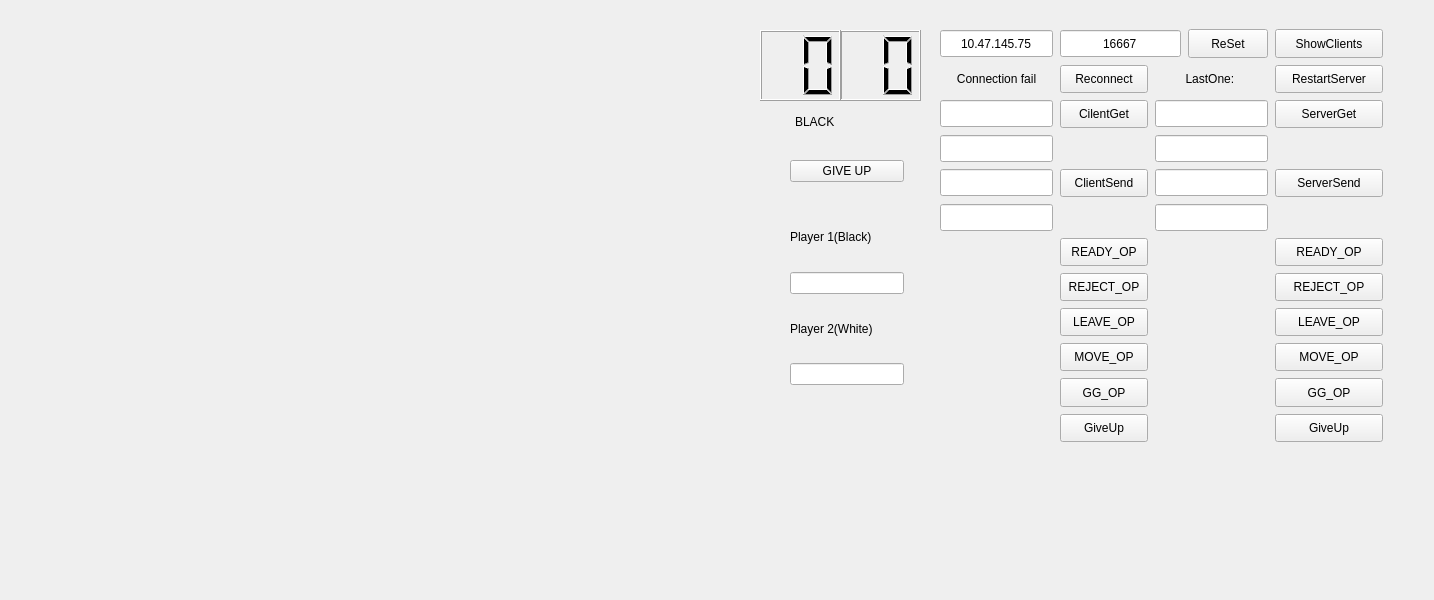
Qt form stage2-1-1/widget.ui (Liyh04/2205) before a commit.
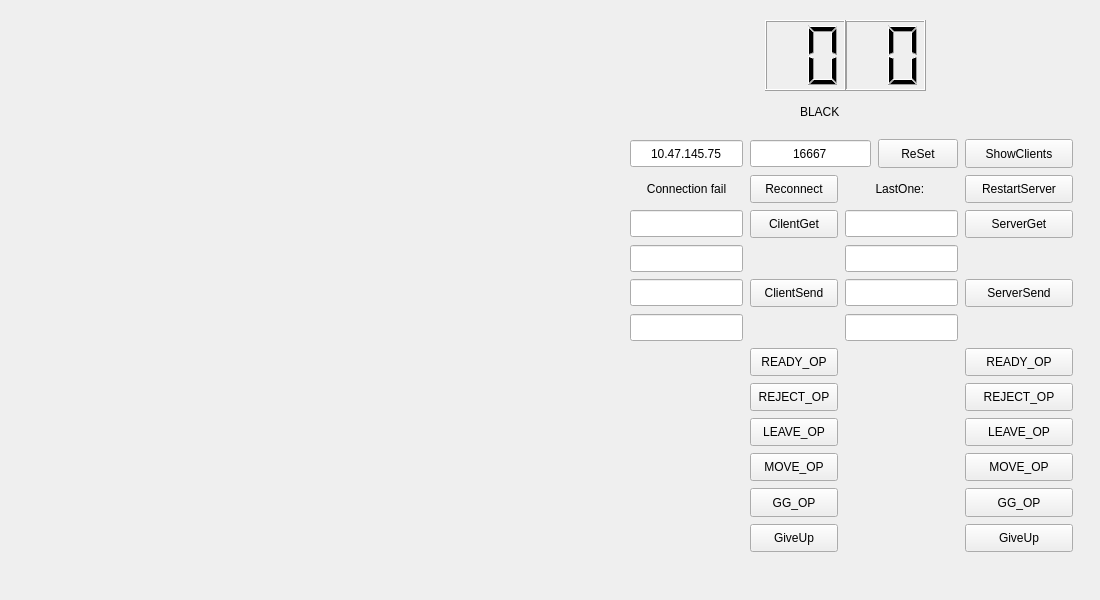
The same form after that commit.

The edit to the form file:
```diff
--- a/stage2-1-1/widget.ui
+++ b/stage2-1-1/widget.ui
@@ -6,7 +6,7 @@
    <rect>
     <x>0</x>
     <y>0</y>
-    <width>1434</width>
+    <width>1100</width>
     <height>600</height>
    </rect>
   </property>
@@ -16,8 +16,8 @@
   <widget class="QLCDNumber" name="lcd_sec">
    <property name="geometry">
     <rect>
-     <x>840</x>
-     <y>30</y>
+     <x>845</x>
+     <y>20</y>
      <width>81</width>
      <height>71</height>
     </rect>
@@ -32,8 +32,8 @@
   <widget class="QLCDNumber" name="lcd_min">
    <property name="geometry">
     <rect>
-     <x>760</x>
-     <y>30</y>
+     <x>765</x>
+     <y>20</y>
      <width>81</width>
      <height>71</height>
     </rect>
@@ -45,100 +45,11 @@
     <number>0</number>
    </property>
   </widget>
-  <widget class="QWidget" name="layoutWidget">
-   <property name="enabled">
-    <bool>true</bool>
-   </property>
-   <property name="geometry">
-    <rect>
-     <x>790</x>
-     <y>140</y>
-     <width>114</width>
-     <height>245</height>
-    </rect>
-   </property>
-   <layout class="QVBoxLayout" name="verticalLayout_2">
-    <item>
-     <layout class="QVBoxLayout" name="verticalLayout">
-      <item>
-       <spacer name="horizontalSpacer_2">
-        <property name="orientation">
-         <enum>Qt::Horizontal</enum>
-        </property>
-        <property name="sizeHint" stdset="0">
-         <size>
-          <width>40</width>
-          <height>20</height>
-         </size>
-        </property>
-       </spacer>
-      </item>
-      <item>
-       <widget class="QPushButton" name="pushButton">
-        <property name="enabled">
-         <bool>true</bool>
-        </property>
-        <property name="text">
-         <string>GIVE UP</string>
-        </property>
-       </widget>
-      </item>
-      <item>
-       <spacer name="horizontalSpacer">
-        <property name="orientation">
-         <enum>Qt::Horizontal</enum>
-        </property>
-        <property name="sizeHint" stdset="0">
-         <size>
-          <width>40</width>
-          <height>20</height>
-         </size>
-        </property>
-       </spacer>
-      </item>
-     </layout>
-    </item>
-    <item>
-     <widget class="QLabel" name="label">
-      <property name="enabled">
-       <bool>true</bool>
-      </property>
-      <property name="text">
-       <string>Player 1(Black)</string>
-      </property>
-     </widget>
-    </item>
-    <item>
-     <widget class="QLineEdit" name="lineEdit_2">
-      <property name="enabled">
-       <bool>true</bool>
-      </property>
-     </widget>
-    </item>
-    <item>
-     <widget class="QLabel" name="label_2">
-      <property name="enabled">
-       <bool>true</bool>
-      </property>
-      <property name="text">
-       <string>Player 2(White)</string>
-      </property>
-     </widget>
-    </item>
-    <item>
-     <widget class="QLineEdit" name="lineEdit">
-      <property name="enabled">
-       <bool>true</bool>
-      </property>
-     </widget>
-    </item>
-   </layout>
-  </widget>
   <widget class="QLabel" name="label_3">
    <property name="geometry">
     <rect>
-     <x>795</x>
-     <y>110</y>
+     <x>800</x>
+     <y>100</y>
      <width>111</width>
      <height>23</height>
     </rect>
@@ -153,8 +64,8 @@
   <widget class="QLabel" name="lastOneLabel">
    <property name="geometry">
     <rect>
-     <x>1155</x>
-     <y>65</y>
+     <x>845</x>
+     <y>175</y>
      <width>113</width>
      <height>28</height>
     </rect>
@@ -169,8 +80,8 @@
   <widget class="QLineEdit" name="IPEdit">
    <property name="geometry">
     <rect>
-     <x>940</x>
-     <y>30</y>
+     <x>630</x>
+     <y>140</y>
      <width>113</width>
      <height>27</height>
     </rect>
@@ -185,8 +96,8 @@
   <widget class="QPushButton" name="reConnectButton">
    <property name="geometry">
     <rect>
-     <x>1060</x>
-     <y>65</y>
+     <x>750</x>
+     <y>175</y>
      <width>88</width>
      <height>28</height>
     </rect>
@@ -198,8 +109,8 @@
   <widget class="QPushButton" name="SREJECT_OP">
    <property name="geometry">
     <rect>
-     <x>1275</x>
-     <y>273</y>
+     <x>965</x>
+     <y>383</y>
      <width>108</width>
      <height>28</height>
     </rect>
@@ -211,8 +122,8 @@
   <widget class="QLineEdit" name="serverGetEdit">
    <property name="geometry">
     <rect>
-     <x>1155</x>
-     <y>100</y>
+     <x>845</x>
+     <y>210</y>
      <width>113</width>
      <height>27</height>
     </rect>
@@ -224,8 +135,8 @@
   <widget class="QPushButton" name="SLEAVE_OP">
    <property name="geometry">
     <rect>
-     <x>1275</x>
-     <y>308</y>
+     <x>965</x>
+     <y>418</y>
      <width>108</width>
      <height>28</height>
     </rect>
@@ -237,8 +148,8 @@
   <widget class="QPushButton" name="getButton_1">
    <property name="geometry">
     <rect>
-     <x>1060</x>
-     <y>100</y>
+     <x>750</x>
+     <y>210</y>
      <width>88</width>
      <height>28</height>
     </rect>
@@ -250,8 +161,8 @@
   <widget class="QPushButton" name="SMOVE_OP">
    <property name="geometry">
     <rect>
-     <x>1275</x>
-     <y>343</y>
+     <x>965</x>
+     <y>453</y>
      <width>108</width>
      <height>28</height>
     </rect>
@@ -263,8 +174,8 @@
   <widget class="QLineEdit" name="serverSendEdit">
    <property name="geometry">
     <rect>
-     <x>1155</x>
-     <y>169</y>
+     <x>845</x>
+     <y>279</y>
      <width>113</width>
      <height>27</height>
     </rect>
@@ -276,8 +187,8 @@
   <widget class="QLineEdit" name="clientSend">
    <property name="geometry">
     <rect>
-     <x>940</x>
-     <y>204</y>
+     <x>630</x>
+     <y>314</y>
      <width>113</width>
      <height>27</height>
     </rect>
@@ -289,8 +200,8 @@
   <widget class="QPushButton" name="reSetButton">
    <property name="geometry">
     <rect>
-     <x>1188</x>
-     <y>29</y>
+     <x>878</x>
+     <y>139</y>
      <width>80</width>
      <height>29</height>
     </rect>
@@ -302,8 +213,8 @@
   <widget class="QLabel" name="connectLabel">
    <property name="geometry">
     <rect>
-     <x>940</x>
-     <y>65</y>
+     <x>630</x>
+     <y>175</y>
      <width>113</width>
      <height>28</height>
     </rect>
@@ -318,8 +229,8 @@
   <widget class="QPushButton" name="CREJECT_OP">
    <property name="geometry">
     <rect>
-     <x>1060</x>
-     <y>273</y>
+     <x>750</x>
+     <y>383</y>
      <width>88</width>
      <height>28</height>
     </rect>
@@ -331,8 +242,8 @@
   <widget class="QPushButton" name="showClientButton">
    <property name="geometry">
     <rect>
-     <x>1275</x>
-     <y>29</y>
+     <x>965</x>
+     <y>139</y>
      <width>108</width>
      <height>29</height>
     </rect>
@@ -344,8 +255,8 @@
   <widget class="QPushButton" name="CLEAVE_OP">
    <property name="geometry">
     <rect>
-     <x>1060</x>
-     <y>308</y>
+     <x>750</x>
+     <y>418</y>
      <width>88</width>
      <height>28</height>
     </rect>
@@ -357,8 +268,8 @@
   <widget class="QPushButton" name="getButton_2">
    <property name="geometry">
     <rect>
-     <x>1275</x>
-     <y>100</y>
+     <x>965</x>
+     <y>210</y>
      <width>108</width>
      <height>28</height>
     </rect>
@@ -370,8 +281,8 @@
   <widget class="QPushButton" name="reStartButton">
    <property name="geometry">
     <rect>
-     <x>1275</x>
-     <y>65</y>
+     <x>965</x>
+     <y>175</y>
      <width>108</width>
      <height>28</height>
     </rect>
@@ -383,8 +294,8 @@
   <widget class="QPushButton" name="CGG_OP">
    <property name="geometry">
     <rect>
-     <x>1060</x>
-     <y>378</y>
+     <x>750</x>
+     <y>488</y>
      <width>88</width>
      <height>29</height>
     </rect>
@@ -396,8 +307,8 @@
   <widget class="QLineEdit" name="serverSend">
    <property name="geometry">
     <rect>
-     <x>1155</x>
-     <y>204</y>
+     <x>845</x>
+     <y>314</y>
      <width>113</width>
      <height>27</height>
     </rect>
@@ -409,8 +320,8 @@
   <widget class="QLineEdit" name="PORTEdit">
    <property name="geometry">
     <rect>
-     <x>1060</x>
-     <y>30</y>
+     <x>750</x>
+     <y>140</y>
      <width>121</width>
      <height>27</height>
     </rect>
@@ -425,8 +336,8 @@
   <widget class="QLineEdit" name="clientSendEdit">
    <property name="geometry">
     <rect>
-     <x>940</x>
-     <y>169</y>
+     <x>630</x>
+     <y>279</y>
      <width>113</width>
      <height>27</height>
     </rect>
@@ -438,8 +349,8 @@
   <widget class="QLineEdit" name="serverGet">
    <property name="geometry">
     <rect>
-     <x>1155</x>
-     <y>135</y>
+     <x>845</x>
+     <y>245</y>
      <width>113</width>
      <height>27</height>
     </rect>
@@ -451,8 +362,8 @@
   <widget class="QPushButton" name="CilentGiveup">
    <property name="geometry">
     <rect>
-     <x>1060</x>
-     <y>414</y>
+     <x>750</x>
+     <y>524</y>
      <width>88</width>
      <height>28</height>
     </rect>
@@ -464,8 +375,8 @@
   <widget class="QPushButton" name="SREADY_OP">
    <property name="geometry">
     <rect>
-     <x>1275</x>
-     <y>238</y>
+     <x>965</x>
+     <y>348</y>
      <width>108</width>
      <height>28</height>
     </rect>
@@ -477,8 +388,8 @@
   <widget class="QPushButton" name="SGG_OP">
    <property name="geometry">
     <rect>
-     <x>1275</x>
-     <y>378</y>
+     <x>965</x>
+     <y>488</y>
      <width>108</width>
      <height>29</height>
     </rect>
@@ -490,8 +401,8 @@
   <widget class="QPushButton" name="serverSendButton">
    <property name="geometry">
     <rect>
-     <x>1275</x>
-     <y>169</y>
+     <x>965</x>
+     <y>279</y>
      <width>108</width>
      <height>28</height>
     </rect>
@@ -509,8 +420,8 @@
   <widget class="QPushButton" name="CREADY_OP">
    <property name="geometry">
     <rect>
-     <x>1060</x>
-     <y>238</y>
+     <x>750</x>
+     <y>348</y>
      <width>88</width>
      <height>28</height>
     </rect>
@@ -522,8 +433,8 @@
   <widget class="QPushButton" name="ServerGiveup_2">
    <property name="geometry">
     <rect>
-     <x>1275</x>
-     <y>414</y>
+     <x>965</x>
+     <y>524</y>
      <width>108</width>
      <height>28</height>
     </rect>
@@ -535,8 +446,8 @@
   <widget class="QLineEdit" name="clientGet">
    <property name="geometry">
     <rect>
-     <x>940</x>
-     <y>135</y>
+     <x>630</x>
+     <y>245</y>
      <width>113</width>
      <height>27</height>
     </rect>
@@ -548,8 +459,8 @@
   <widget class="QPushButton" name="CMOVE_OP">
    <property name="geometry">
     <rect>
-     <x>1060</x>
-     <y>343</y>
+     <x>750</x>
+     <y>453</y>
      <width>88</width>
      <height>28</height>
     </rect>
@@ -561,8 +472,8 @@
   <widget class="QPushButton" name="clientSendButton">
    <property name="geometry">
     <rect>
-     <x>1060</x>
-     <y>169</y>
+     <x>750</x>
+     <y>279</y>
      <width>88</width>
      <height>28</height>
     </rect>
@@ -574,8 +485,8 @@
   <widget class="QLineEdit" name="clientGetEdit">
    <property name="geometry">
     <rect>
-     <x>940</x>
-     <y>100</y>
+     <x>630</x>
+     <y>210</y>
      <width>113</width>
      <height>27</height>
     </rect>
```
